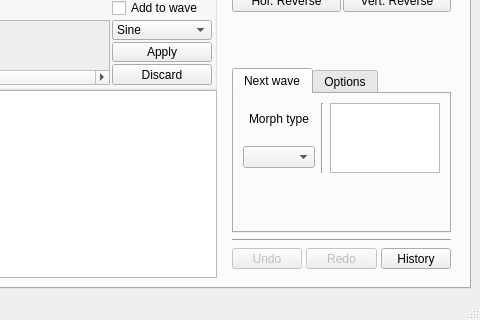
This is bigglesworth/ui/wavetables.ui in MaurizioB/Bigglesworth as Qt 5 draws it before an edit; both pictures show x 363 to 843 and y 375 to 695 of the 843 by 695 pixel window. The edited form follows.
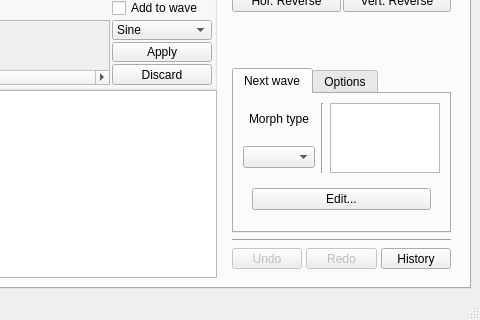
This is the edited form. The open tabs and pages were chosen to show the change. Icons and pictures are not drawn. Custom widgets are drawn as their Qt base class.

Commit message: Spectral morph, doesn't apply to transform yet.

Diff of the .ui file:
```diff
--- a/bigglesworth/ui/wavetables.ui
+++ b/bigglesworth/ui/wavetables.ui
@@ -1369,6 +1369,22 @@
                    </item>
                   </layout>
                  </widget>
+                 <widget class="QWidget" name="specTransformPage">
+                  <layout class="QHBoxLayout" name="horizontalLayout_14">
+                   <item>
+                    <widget class="QPushButton" name="specTransformEditBtn">
+                     <property name="text">
+                      <string>Edit...</string>
+                     </property>
+                     <property name="icon">
+                      <iconset theme="document-edit">
+                       <normaloff/>
+                      </iconset>
+                     </property>
+                    </widget>
+                   </item>
+                  </layout>
+                 </widget>
                 </widget>
                </item>
               </layout>
```
The commit also changes 11 other files.
